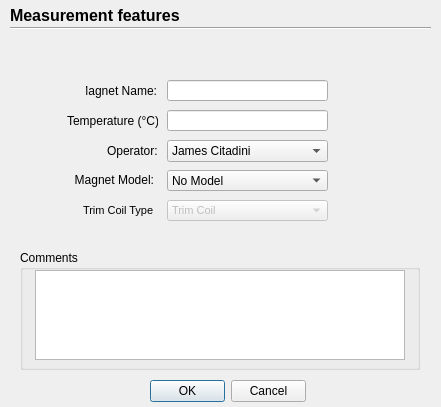
This is Rotating Coil v3/Pop_up.ui in lnls-ima/rotating-coil-software as Qt 5 draws it before an edit. The edited form follows.
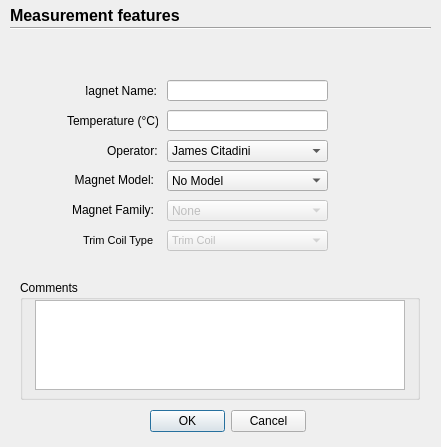
This is the edited form. Icons and pictures are not drawn.

```diff
--- a/Rotating Coil v3/Pop_up.ui
+++ b/Rotating Coil v3/Pop_up.ui
@@ -7,7 +7,7 @@
     <x>0</x>
     <y>0</y>
     <width>441</width>
-    <height>407</height>
+    <height>447</height>
    </rect>
   </property>
   <property name="windowTitle">
@@ -54,7 +54,7 @@
    <property name="geometry">
     <rect>
      <x>150</x>
-     <y>380</y>
+     <y>410</y>
      <width>156</width>
      <height>23</height>
     </rect>
@@ -119,7 +119,7 @@
    <property name="geometry">
     <rect>
      <x>20</x>
-     <y>250</y>
+     <y>280</y>
      <width>400</width>
      <height>120</height>
     </rect>
@@ -140,8 +140,8 @@
      <string>&lt;!DOCTYPE HTML PUBLIC &quot;-//W3C//DTD HTML 4.0//EN&quot; &quot;http://www.w3.org/TR/REC-html40/strict.dtd&quot;&gt;
 &lt;html&gt;&lt;head&gt;&lt;meta name=&quot;qrichtext&quot; content=&quot;1&quot; /&gt;&lt;style type=&quot;text/css&quot;&gt;
 p, li { white-space: pre-wrap; }
-&lt;/style&gt;&lt;/head&gt;&lt;body style=&quot; font-family:'MS Shell Dlg 2'; font-size:8.25pt; font-weight:400; font-style:normal;&quot;&gt;
-&lt;p style=&quot; margin-top:0px; margin-bottom:0px; margin-left:0px; margin-right:0px; -qt-block-indent:0; text-indent:0px;&quot;&gt; &lt;/p&gt;&lt;/body&gt;&lt;/html&gt;</string>
+&lt;/style&gt;&lt;/head&gt;&lt;body style=&quot; font-family:'Noto Sans'; font-size:9pt; font-weight:400; font-style:normal;&quot;&gt;
+&lt;p style=&quot; margin-top:0px; margin-bottom:0px; margin-left:0px; margin-right:0px; -qt-block-indent:0; text-indent:0px;&quot;&gt;&lt;span style=&quot; font-family:'MS Shell Dlg 2'; font-size:8.25pt;&quot;&gt; &lt;/span&gt;&lt;/p&gt;&lt;/body&gt;&lt;/html&gt;</string>
     </property>
    </widget>
   </widget>
@@ -256,7 +256,7 @@
    <property name="geometry">
     <rect>
      <x>167</x>
-     <y>200</y>
+     <y>230</y>
      <width>161</width>
      <height>21</height>
     </rect>
@@ -291,7 +291,7 @@
    <property name="geometry">
     <rect>
      <x>83</x>
-     <y>200</y>
+     <y>230</y>
      <width>71</width>
      <height>20</height>
     </rect>
@@ -305,6 +305,60 @@
     <string>Trim Coil Type:</string>
    </property>
   </widget>
+  <widget class="QComboBox" name="cb_magnet_family">
+   <property name="enabled">
+    <bool>false</bool>
+   </property>
+   <property name="geometry">
+    <rect>
+     <x>167</x>
+     <y>200</y>
+     <width>161</width>
+     <height>21</height>
+    </rect>
+   </property>
+   <item>
+    <property name="text">
+     <string>None</string>
+    </property>
+   </item>
+   <item>
+    <property name="text">
+     <string>1</string>
+    </property>
+   </item>
+   <item>
+    <property name="text">
+     <string>2/3</string>
+    </property>
+   </item>
+   <item>
+    <property name="text">
+     <string>4</string>
+    </property>
+   </item>
+   <item>
+    <property name="text">
+     <string>5</string>
+    </property>
+   </item>
+  </widget>
+  <widget class="QLabel" name="label_50">
+   <property name="geometry">
+    <rect>
+     <x>73</x>
+     <y>197</y>
+     <width>81</width>
+     <height>25</height>
+    </rect>
+   </property>
+   <property name="text">
+    <string>Magnet Family:</string>
+   </property>
+   <property name="alignment">
+    <set>Qt::AlignRight|Qt::AlignTrailing|Qt::AlignVCenter</set>
+   </property>
+  </widget>
  </widget>
  <tabstops>
   <tabstop>le_magnet_name</tabstop>
```
